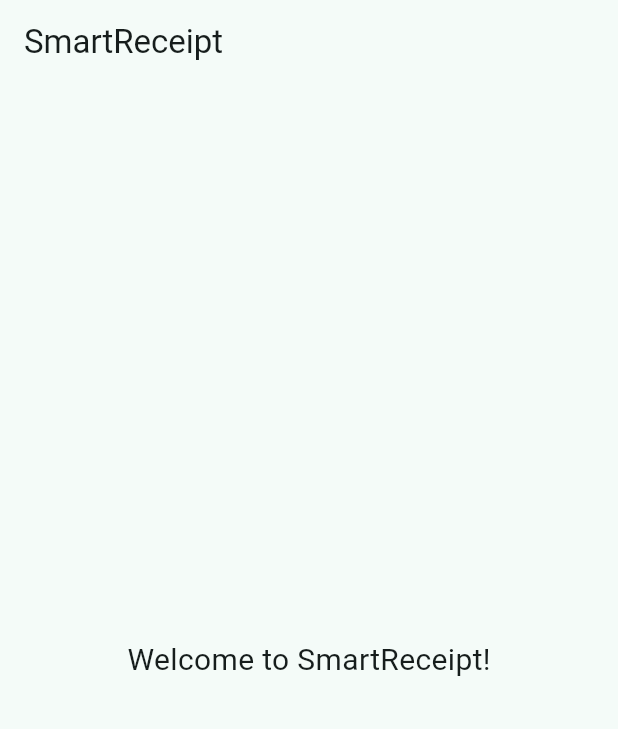
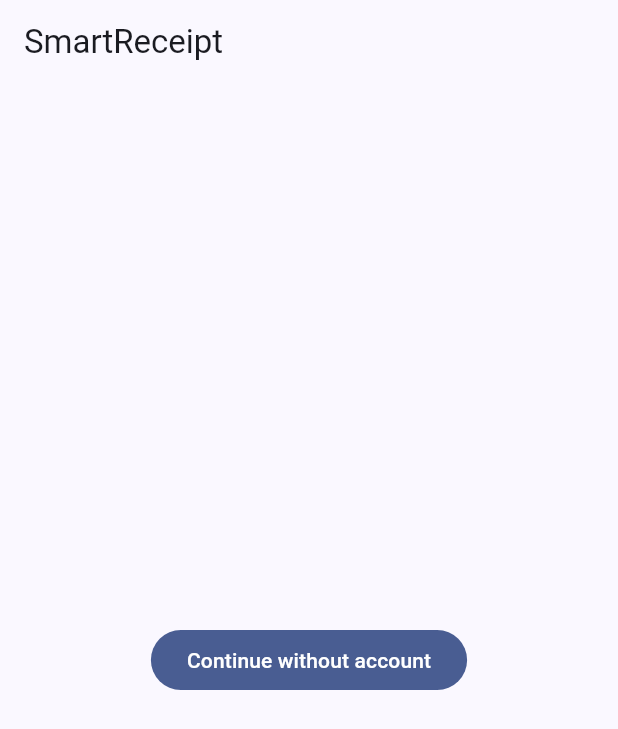
Before and after one commit to Vaibhs-11/smartreceipt-app, a Flutter app: the screen it shows after launch, on a phone screen of 412 x 824 dp. Shown: the top 729 px of the screen. Run offline on Flutter 3.47's test engine with Material 3 defaults, Android fonts, the phone set to English and light mode, and no system bars; our stand-ins replace cloud_firestore, equatable, firebase_auth, firebase_core, firebase_storage, flutter_dotenv and 3 more; accounts and stored records are empty.

Commit message:
adding changes to the apps

```diff
--- a/lib/core/config/app_config.dart
+++ b/lib/core/config/app_config.dart
@@ -12,6 +12,12 @@ class AppConfig {
   final bool isPremium;
 
   factory AppConfig.fromEnv() {
+    if (!dotenv.isInitialized) {
+      return AppConfig(
+        useStubs: true || kDebugMode,
+        isPremium: false,
+      );
+    }
     final String useStubsEnv = dotenv.maybeGet('USE_STUBS') ?? 'true';
     final String isPremiumEnv = dotenv.maybeGet('PREMIUM') ?? 'false';
     final bool useStubs = useStubsEnv.toLowerCase() != 'false';
--- a/lib/domain/usecases/get_receipts.dart
+++ b/lib/domain/usecases/get_receipts.dart
@@ -1,6 +1,7 @@
-import 'package:flutter_riverpod/flutter_riverpod.dart';
 import 'package:smartreceipt/domain/entities/receipt.dart';
 import 'package:smartreceipt/domain/repositories/receipt_repository.dart';
+import 'package:flutter_riverpod/flutter_riverpod.dart';
+import 'package:smartreceipt/domain/usecases/add_receipt.dart' show receiptRepositoryProvider;
 
 class GetReceiptsUseCase {
   const GetReceiptsUseCase(this._repository);
--- a/lib/main.dart
+++ b/lib/main.dart
@@ -1,44 +1,20 @@
 import 'package:flutter/material.dart';
 import 'package:firebase_core/firebase_core.dart';
+import 'package:flutter_riverpod/flutter_riverpod.dart';
+import 'package:flutter_dotenv/flutter_dotenv.dart';
+import 'package:smartreceipt/presentation/app.dart';
 
 Future<void> main() async {
   WidgetsFlutterBinding.ensureInitialized();
+  try {
+    await dotenv.load(fileName: 'config/.env');
+  } catch (_) {
+    try {
+      await dotenv.load(fileName: 'config/env.example');
+    } catch (_) {
+      // Proceed without env; AppConfig will use safe defaults via maybeGet
+    }
+  }
   await Firebase.initializeApp();
-  runApp(const SmartReceiptApp());
+  runApp(const ProviderScope(child: SmartReceiptApp()));
 }
-
-class SmartReceiptApp extends StatelessWidget {
-  const SmartReceiptApp({super.key});
-
-  @override
-  Widget build(BuildContext context) {
-    return MaterialApp(
-      title: 'SmartReceipt',
-      debugShowCheckedModeBanner: false,
-      theme: ThemeData(
-        colorScheme: ColorScheme.fromSeed(seedColor: Colors.teal),
-        useMaterial3: true,
-      ),
-      home: const HomeScreen(),
-    );
-  }
-}
-
-class HomeScreen extends StatelessWidget {
-  const HomeScreen({super.key});
-
-  @override
-  Widget build(BuildContext context) {
-    return Scaffold(
-      appBar: AppBar(
-        title: const Text('SmartReceipt'),
-      ),
-      body: const Center(
-        child: Text(
-          'Welcome to SmartReceipt!',
-          style: TextStyle(fontSize: 20),
-        ),
-      ),
-    );
-  }
-}
--- a/lib/presentation/app.dart
+++ b/lib/presentation/app.dart
@@ -23,7 +23,7 @@ class SmartReceiptApp extends ConsumerWidget {
         AppRoutes.home: (BuildContext context) => const HomeScreen(),
         AppRoutes.addReceipt: (BuildContext context) => const AddReceiptScreen(),
         AppRoutes.scanReceipt: (BuildContext context) => const ScanReceiptScreen(),
-        AppRoutes.receiptDetail: (BuildContext context) => const ReceiptDetailScreen(),
+        AppRoutes.receiptDetail: (BuildContext context) => ReceiptDetailScreen(),
       },
     );
   }
--- a/lib/presentation/providers/providers.dart
+++ b/lib/presentation/providers/providers.dart
@@ -1,9 +1,12 @@
 import 'package:flutter_riverpod/flutter_riverpod.dart';
 import 'package:smartreceipt/core/config/app_config.dart';
 import 'package:smartreceipt/data/repositories/local/local_receipt_repository.dart';
+import 'package:smartreceipt/data/repositories/firebase/firebase_receipt_repository.dart';
 import 'package:smartreceipt/data/services/ai/ai_tagging_service.dart';
 import 'package:smartreceipt/data/services/ai/openai_tagger_stub.dart';
 import 'package:smartreceipt/data/services/auth/auth_service.dart';
+import 'package:smartreceipt/data/services/auth/firebase_auth_service.dart';
+import 'package:smartreceipt/core/config/app_config.dart';
 import 'package:smartreceipt/data/services/notifications/notifications_service.dart';
 import 'package:smartreceipt/data/services/ocr/google_vision_ocr_stub.dart';
 import 'package:smartreceipt/data/services/ocr/ocr_service.dart';
@@ -13,8 +16,9 @@ import 'package:smartreceipt/domain/usecases/get_receipts.dart';
 
 // Services (stubbed by default)
 final Provider<AuthService> authServiceProvider = Provider<AuthService>((ref) {
-  // When real Firebase is wired, switch based on AppConfig
-  return AuthServiceStub();
+  final AppConfig config = ref.read(appConfigProvider);
+  if (config.useStubs) return AuthServiceStub();
+  return FirebaseAuthService();
 });
 
 final Provider<OcrService> ocrServiceProvider = Provider<OcrService>((ref) {
@@ -29,7 +33,11 @@ final Provider<NotificationsService> notificationsServiceProvider =
 
 // Repository (local memory stub for MVP offline)
 final Provider<ReceiptRepository> receiptRepositoryProviderOverride =
-    Provider<ReceiptRepository>((ref) => LocalReceiptRepository());
+    Provider<ReceiptRepository>((ref) {
+  final AppConfig config = ref.read(appConfigProvider);
+  if (config.useStubs) return LocalReceiptRepository();
+  return FirebaseReceiptRepository();
+});
 
 // Use-cases
 final AutoDisposeProvider<AddReceiptUseCase> addReceiptUseCaseProviderOverride =
--- a/lib/presentation/screens/home_screen.dart
+++ b/lib/presentation/screens/home_screen.dart
@@ -1,12 +1,31 @@
 import 'package:flutter/material.dart';
+import 'package:flutter_riverpod/flutter_riverpod.dart';
+import 'package:smartreceipt/data/services/auth/auth_service.dart';
 import 'package:smartreceipt/presentation/routes/app_routes.dart';
 import 'package:smartreceipt/presentation/screens/receipt_list_screen.dart';
+import 'package:smartreceipt/presentation/providers/providers.dart';
 
-class HomeScreen extends StatelessWidget {
+class HomeScreen extends ConsumerWidget {
   const HomeScreen({super.key});
 
   @override
-  Widget build(BuildContext context) {
+  Widget build(BuildContext context, WidgetRef ref) {
+    final AuthService auth = ref.watch(authServiceProvider);
+    return StreamBuilder<AppUser?>(
+      stream: auth.authStateChanges(),
+      builder: (BuildContext context, AsyncSnapshot<AppUser?> snapshot) {
+        final bool isAuthed = snapshot.data != null;
+        if (!isAuthed) {
+          return Scaffold(
+            appBar: AppBar(title: const Text('SmartReceipt')),
+            body: Center(
+              child: FilledButton(
+                onPressed: () => auth.signInAnonymously(),
+                child: const Text('Continue without account'),
+              ),
+            ),
+          );
+        }
         return Scaffold(
           appBar: AppBar(
             title: const Text('Receipts'),
@@ -14,6 +33,11 @@ class HomeScreen extends StatelessWidget {
               IconButton(
                 icon: const Icon(Icons.document_scanner_outlined),
                 onPressed: () => Navigator.of(context).pushNamed(AppRoutes.scanReceipt),
+              ),
+              IconButton(
+                icon: const Icon(Icons.logout),
+                onPressed: () => auth.signOut(),
+                tooltip: 'Sign out',
               ),
             ],
           ),
@@ -24,5 +48,7 @@ class HomeScreen extends StatelessWidget {
             label: const Text('Add'),
           ),
         );
+      },
+    );
   }
 }
--- a/lib/presentation/screens/receipt_detail_screen.dart
+++ b/lib/presentation/screens/receipt_detail_screen.dart
@@ -10,7 +10,7 @@ class ReceiptDetailScreen extends StatelessWidget {
     final Object? args = ModalRoute.of(context)?.settings.arguments;
     final Receipt receipt = (args is Receipt)
         ? args
-        : const Receipt(
+        : Receipt(
             id: 'unknown', storeName: 'Unknown', date: DateTime.now(), total: 0, currency: 'USD');
 
     return Scaffold(
```
Also changed, not shown: lib/data/repositories/firebase/firebase_receipt_repository.dart (added, +43 -0 lines), lib/data/services/auth/firebase_auth_service.dart (added, +28 -0 lines), lib/domain/entities/receipt.dart (+8 -2 lines), lib/presentation/screens/add_receipt_screen.dart (+56 -0 lines), pubspec.yaml (+7 -0 lines), 2 other files. Lines whose indentation alone changed are shown as unchanged.
